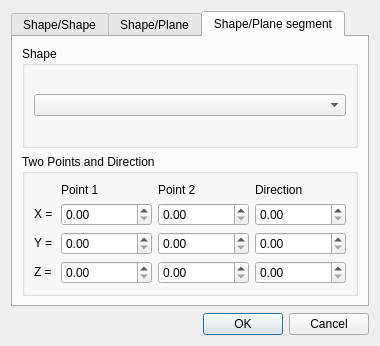
This is TIGLViewer/src/TIGLViewerShapeIntersectionDialog.ui in DLR-SC/tigl as Qt 5 draws it before an edit. The edited form follows.
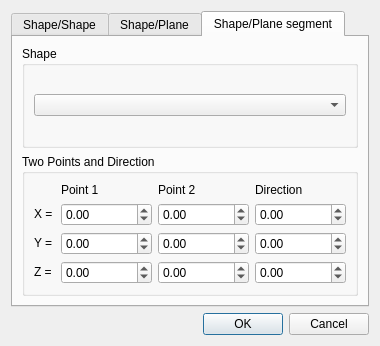
This is the edited form.

```diff
--- a/TIGLViewer/src/TIGLViewerShapeIntersectionDialog.ui
+++ b/TIGLViewer/src/TIGLViewerShapeIntersectionDialog.ui
@@ -231,19 +231,39 @@
            </widget>
           </item>
           <item row="1" column="3">
-           <widget class="QDoubleSpinBox" name="p2xSB"/>
+           <widget class="QDoubleSpinBox" name="p2xSB">
+            <property name="minimum">
+             <double>-99.989999999999995</double>
+            </property>
+           </widget>
           </item>
           <item row="1" column="1">
-           <widget class="QDoubleSpinBox" name="p1xSB"/>
+           <widget class="QDoubleSpinBox" name="p1xSB">
+            <property name="minimum">
+             <double>-99.989999999999995</double>
+            </property>
+           </widget>
           </item>
           <item row="1" column="4">
-           <widget class="QDoubleSpinBox" name="wxSB"/>
+           <widget class="QDoubleSpinBox" name="wxSB">
+            <property name="minimum">
+             <double>-99.989999999999995</double>
+            </property>
+           </widget>
           </item>
           <item row="2" column="1">
-           <widget class="QDoubleSpinBox" name="p1ySB"/>
+           <widget class="QDoubleSpinBox" name="p1ySB">
+            <property name="minimum">
+             <double>-99.989999999999995</double>
+            </property>
+           </widget>
           </item>
           <item row="2" column="3">
-           <widget class="QDoubleSpinBox" name="p2ySB"/>
+           <widget class="QDoubleSpinBox" name="p2ySB">
+            <property name="minimum">
+             <double>-99.989999999999995</double>
+            </property>
+           </widget>
           </item>
           <item row="2" column="0">
            <widget class="QLabel" name="label_10">
@@ -259,7 +279,11 @@
            </widget>
           </item>
           <item row="2" column="4">
-           <widget class="QDoubleSpinBox" name="wySB"/>
+           <widget class="QDoubleSpinBox" name="wySB">
+            <property name="minimum">
+             <double>-99.989999999999995</double>
+            </property>
+           </widget>
           </item>
           <item row="1" column="0">
            <widget class="QLabel" name="label_9">
@@ -275,13 +299,25 @@
            </widget>
           </item>
           <item row="3" column="1">
-           <widget class="QDoubleSpinBox" name="p1zSB"/>
+           <widget class="QDoubleSpinBox" name="p1zSB">
+            <property name="minimum">
+             <double>-99.989999999999995</double>
+            </property>
+           </widget>
           </item>
           <item row="3" column="3">
-           <widget class="QDoubleSpinBox" name="p2zSB"/>
+           <widget class="QDoubleSpinBox" name="p2zSB">
+            <property name="minimum">
+             <double>-99.989999999999995</double>
+            </property>
+           </widget>
           </item>
           <item row="3" column="4">
-           <widget class="QDoubleSpinBox" name="wzSB"/>
+           <widget class="QDoubleSpinBox" name="wzSB">
+            <property name="minimum">
+             <double>-99.989999999999995</double>
+            </property>
+           </widget>
           </item>
           <item row="3" column="0">
            <widget class="QLabel" name="label_11">
```
